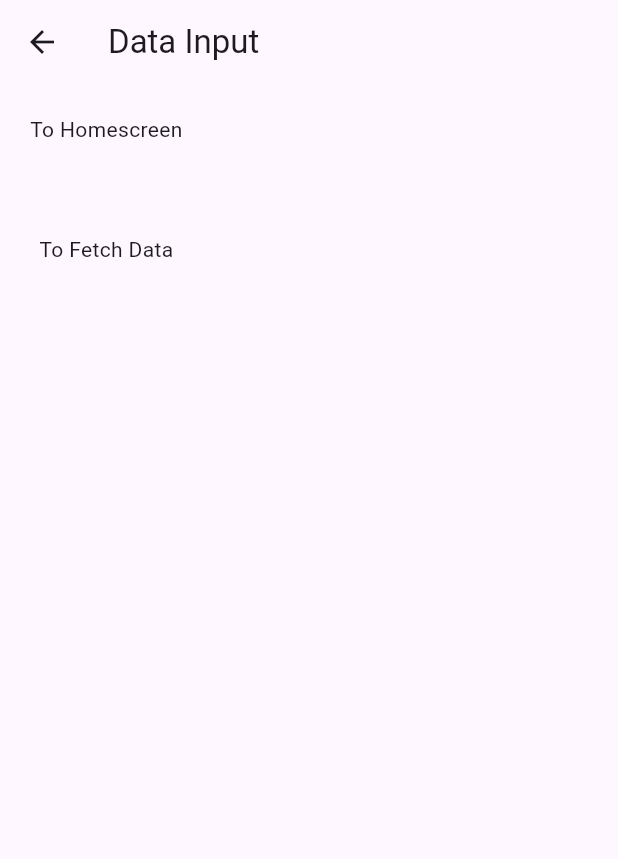
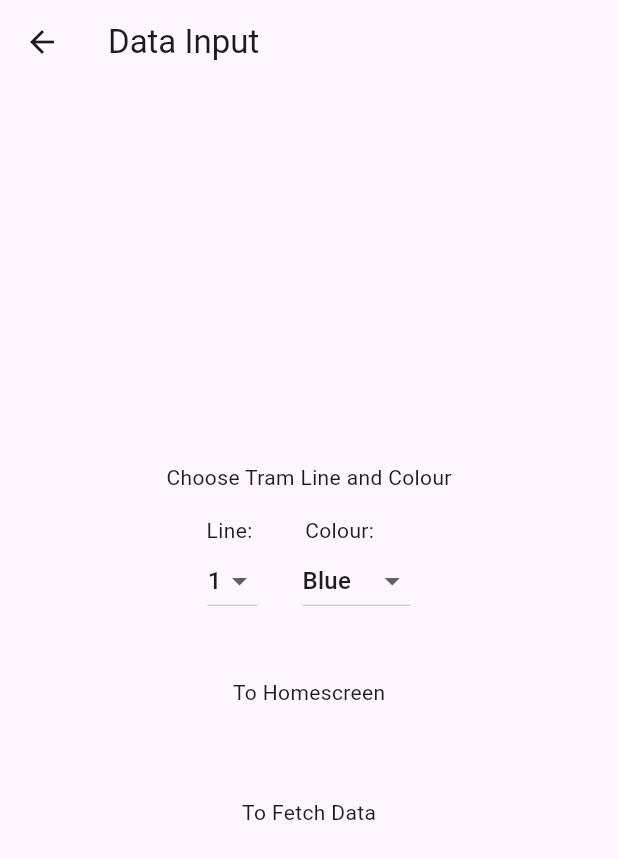
Before and after one commit to LinlyBoi/witl-flutter, a Flutter app: the InputData screen opened directly, on a phone screen of 412 x 824 dp. Shown: the top 859 px of the screen. Run offline on Flutter 3.47's test engine with Material 3 defaults, Android fonts, the phone set to English and light mode, and no system bars.

Commit message:
Choosing Line, Colour

```diff
--- a/lib/input_data.dart
+++ b/lib/input_data.dart
@@ -2,8 +2,16 @@ import 'package:flutter/material.dart';
 import 'package:witl/fetcher.dart';
 import 'package:witl/home_screen.dart';
 
-class InputData extends StatelessWidget {
+class InputData extends StatefulWidget {
   const InputData({super.key});
+
+  @override
+  _InputDataState createState() => _InputDataState();
+}
+
+class _InputDataState extends State<InputData> {
+  late String selectedColor = 'Blue'; // Default color
+  late String selectedLine = '1'; // Default line
 
   @override
   Widget build(BuildContext context) {
@@ -12,32 +20,76 @@ class InputData extends StatelessWidget {
         title: const Text("Data Input"),
       ),
       body: Column(
-        mainAxisAlignment: MainAxisAlignment.start,
+        mainAxisAlignment: MainAxisAlignment.center,
         children: [
+          const Text("Choose Tram Line and Colour"),
+          const SizedBox(height: 15),
+          const Row(
+            mainAxisAlignment: MainAxisAlignment.center,
+            children: [
+              Text("Line:"),
+              SizedBox(width: 35),
+              Text("Colour:"),
+              SizedBox(width: 25),
+            ],
+          ),
+          Row(
+            mainAxisAlignment: MainAxisAlignment.center,
+            children: [
+              DropdownButton<String>(
+                value: selectedLine,
+                items: <String>['1', '2'].map((String value) {
+                  return DropdownMenuItem<String>(
+                    value: value,
+                    child: Text(value),
+                  );
+                }).toList(),
+                onChanged: (String? newLine) {
+                  setState(() {
+                    selectedLine = newLine ?? '1'; // Set a default value if newLine is null
+                  });
+                },
+              ),
+              const SizedBox(width: 30),
+              DropdownButton<String>(
+                value: selectedColor,
+                items: <String>['Blue', 'Yellow'].map((String value) {
+                  return DropdownMenuItem<String>(
+                    value: value,
+                    child: Text(value),
+                  );
+                }).toList(),
+                onChanged: (String? newCol) {
+                  setState(() {
+                    selectedColor = newCol ?? 'Blue'; // Set a default value if newCol is null
+                  });
+                },
+              ),
+            ],
+          ),
+          const SizedBox(height: 20),
           InkWell(
-            onTap:() {
+            onTap: () {
               Navigator.push(
                 context,
-                MaterialPageRoute(builder: (context) => const HomeScreen())
+                MaterialPageRoute(builder: (context) => const HomeScreen()),
               );
             },
             child: Container(
                 padding: const EdgeInsets.all(20.0),
-              child: const Text("To Homescreen")
-            ),
+                child: const Text("To Homescreen")),
           ),
           const SizedBox(height: 20),
           InkWell(
-            onTap:() {
+            onTap: () {
               Navigator.push(
                 context,
-                MaterialPageRoute(builder: (context) => const FetchAPI())
+                MaterialPageRoute(builder: (context) => const FetchAPI()),
               );
             },
             child: Container(
                 padding: const EdgeInsets.all(20.0),
-              child: const Text("To Fetch Data")
-            ),
+                child: const Text("To Fetch Data")),
           ),
         ],
       ),
--- a/pubspec.yaml
+++ b/pubspec.yaml
@@ -35,6 +35,7 @@ dependencies:
   # The following adds the Cupertino Icons font to your application.
   # Use with the CupertinoIcons class for iOS style icons.
   cupertino_icons: ^1.0.2
+  intl: ^0.19.0
 
 dev_dependencies:
   flutter_test:
```
Also changed, not shown: pubspec.lock. Lines whose indentation alone changed are shown as unchanged.
